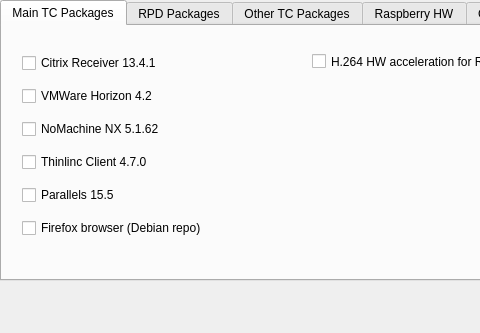
Before: the Qt Designer form rpitc.ui in Gibbio/RPiTC_Builder, drawn with Qt 5; both pictures show x 0 to 480 and y 0 to 333 of the 733 by 333 pixel window.
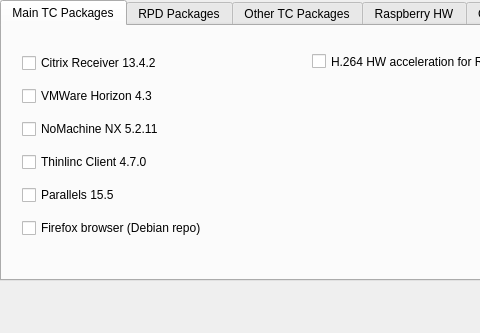
After: the same form once the commit is applied. Icons and pictures are not drawn.

```diff
--- a/rpitc.ui
+++ b/rpitc.ui
@@ -65,7 +65,7 @@
        <item>
         <widget class="QCheckBox" name="ica_checkBox">
          <property name="text">
-          <string>Citrix Receiver 13.4.1</string>
+          <string>Citrix Receiver 13.4.2</string>
          </property>
          <property name="icon">
           <iconset resource="icons.qrc">
@@ -76,7 +76,7 @@
        <item>
         <widget class="QCheckBox" name="vmware_checkBox">
          <property name="text">
-          <string>VMWare Horizon 4.2</string>
+          <string>VMWare Horizon 4.3</string>
          </property>
          <property name="icon">
           <iconset resource="icons.qrc">
@@ -87,7 +87,7 @@
        <item>
         <widget class="QCheckBox" name="nomachine_checkBox">
          <property name="text">
-          <string>NoMachine NX 5.1.62</string>
+          <string>NoMachine NX 5.2.11</string>
          </property>
          <property name="icon">
           <iconset resource="icons.qrc">
```
Left out of the diff: 2 changed lines with no effect on the pictures.
